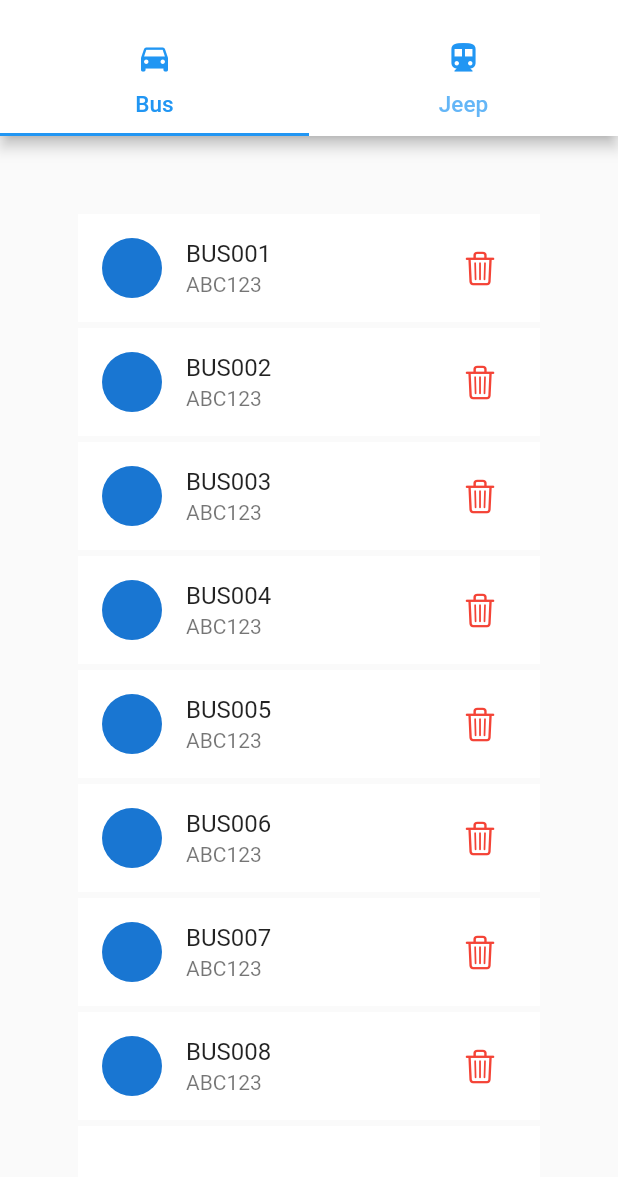
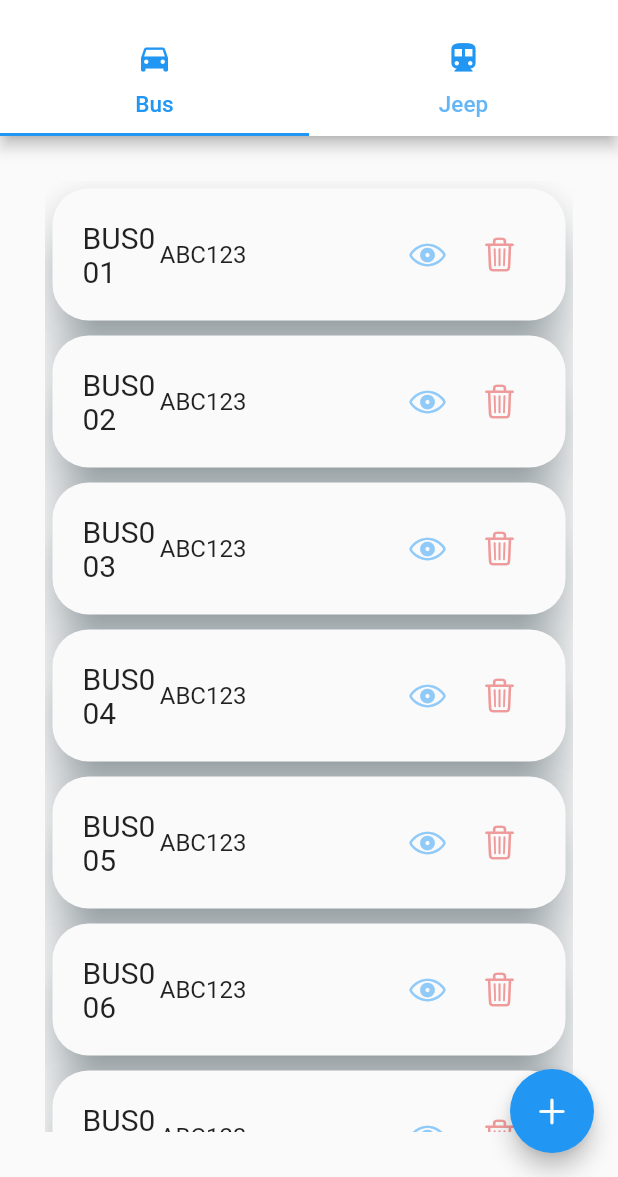
Before and after one commit to jeanilleven/bustap-admin, a Flutter app: the VehiclesPage screen opened directly, on a phone screen of 412 x 824 dp, the part 59-1236 px from its top. Run offline on Flutter 3.47's test engine with Material 2 defaults, Android fonts, the phone set to English and light mode, and no system bars; our stand-ins replace fl_chart, liquid_progress_indicator, percent_indicator; missing offline and left inert: dot_pagination_swiper; network calls fail.

```diff
--- a/lib/partials/maindrawer.dart
+++ b/lib/partials/maindrawer.dart
@@ -102,6 +102,7 @@ class MainDrawer extends StatelessWidget {
         title: Text('Settings'),
       ),
       ListTile(
+        hoverColor: Colors.lightBlue[100],
         leading: Icon(Icons.logout),
         title: Text('Logout'),
         onTap: () {
--- a/lib/views/statistics.dart
+++ b/lib/views/statistics.dart
@@ -62,17 +62,16 @@ class _StatisticsPageState extends State<StatisticsPage> {
             Container(
                   color: Colors.grey[250],
                   child: Padding(
-                  padding: EdgeInsets.all(50),
+                  padding: EdgeInsets.all(30),
                   child: ListView(
                     children: [
                       Chart()
                     ],
               ))),
             Container(
-              padding: EdgeInsets.all(30),
               color: Colors.grey[250],
               child: Padding(
-              padding: EdgeInsets.all(50),
+              padding: EdgeInsets.all(30),
               child: ListView(
                 children: [
                   Chart()
--- a/lib/views/vehicles.dart
+++ b/lib/views/vehicles.dart
@@ -83,21 +83,23 @@ class _VehiclesPageState extends State<VehiclesPage> {
         body: TabBarView(
           children: [
             Container(
-                color: Colors.grey[250],
                 child: Padding(
-                    padding: EdgeInsets.all(50),
+                    padding: EdgeInsets.all(30),
                     child: ListView(
                       children: buses.map((bus) => listvehicle(bus)).toList(),
                     ))),
             Container(
-                padding: EdgeInsets.all(30),
-                color: Colors.grey[250],
                 child: Padding(
-                    padding: EdgeInsets.all(50),
+                    padding: EdgeInsets.all(30),
                     child: ListView(
                       children: jeeps.map((jeep) => listvehicle(jeep)).toList(),
                     ))),
           ],
+        ),
+        floatingActionButton: FloatingActionButton(
+          tooltip: 'Add a new vehicle',
+          onPressed: (){},
+          child: Icon(CupertinoIcons.add)
         ),
       ),
     );
@@ -105,29 +107,47 @@ class _VehiclesPageState extends State<VehiclesPage> {
 
   Container listvehicle(vehicle) {
     return Container(
-        decoration: BoxDecoration(
-          borderRadius: BorderRadius.circular(7),
-        ),
+      margin: EdgeInsets.all(5),
+      child: Material(
+      elevation: 14,
+      shadowColor: Colors.blueGrey,
+      borderRadius: BorderRadius.circular(24),
         child: Padding(
-          padding: EdgeInsets.all(2),
-          child: ListTile(
-            onTap: (){},
-            leading: CircleAvatar(),
-            title: Text(vehicle.id),
-            subtitle: Text(vehicle.platenumber),
-            trailing: IconButton(
-              tooltip: 'Delete',
-                icon: Icon(CupertinoIcons.trash, color: Colors.red),
-                onPressed: () {
-                  // Navigator.push(
-                  //     context,
-                  //     new MaterialPageRoute(
-                  //         builder: (BuildContext context) =>
-                  //             new DriverDetails()));
-                }),
-            tileColor: Colors.white,
+          padding: EdgeInsets.all(20),
+          child: Row(
+            mainAxisAlignment: MainAxisAlignment.start,
+            children: [
+              Expanded(
+                child: Text(vehicle.id, style: TextStyle(fontSize: 20)),
+              ),
+              Expanded(
+                flex: 2,
+                child: Text(vehicle.platenumber, style: TextStyle(fontSize: 16)),
+              ),
+              Spacer(),
+              Column(
+                children: [IconButton(
+                  onPressed: (){
+                    // new MaterialPageRoute(
+                    //   context,
+                    //   builder: (BuildContext context) => new
+                    // )
+                  },
+                  tooltip: 'View',
+                  icon: Icon(CupertinoIcons.eye, color: Colors.blue[200]),
+                )],
+              ),
+              Column(
+                children: [IconButton(
+                  onPressed: (){},
+                  tooltip: 'Delete',
+                  icon: Icon(CupertinoIcons.trash, color: Colors.red[200]),
+                )]
+              )
+            ]
           ),
-        ));
+        ))
+    );
   }
 }
 
```
Also changed, not shown: lib/views/drivers.dart (+53 -16 lines), lib/views/operators.dart (+58 -28 lines). Lines whose indentation alone changed are shown as unchanged.
